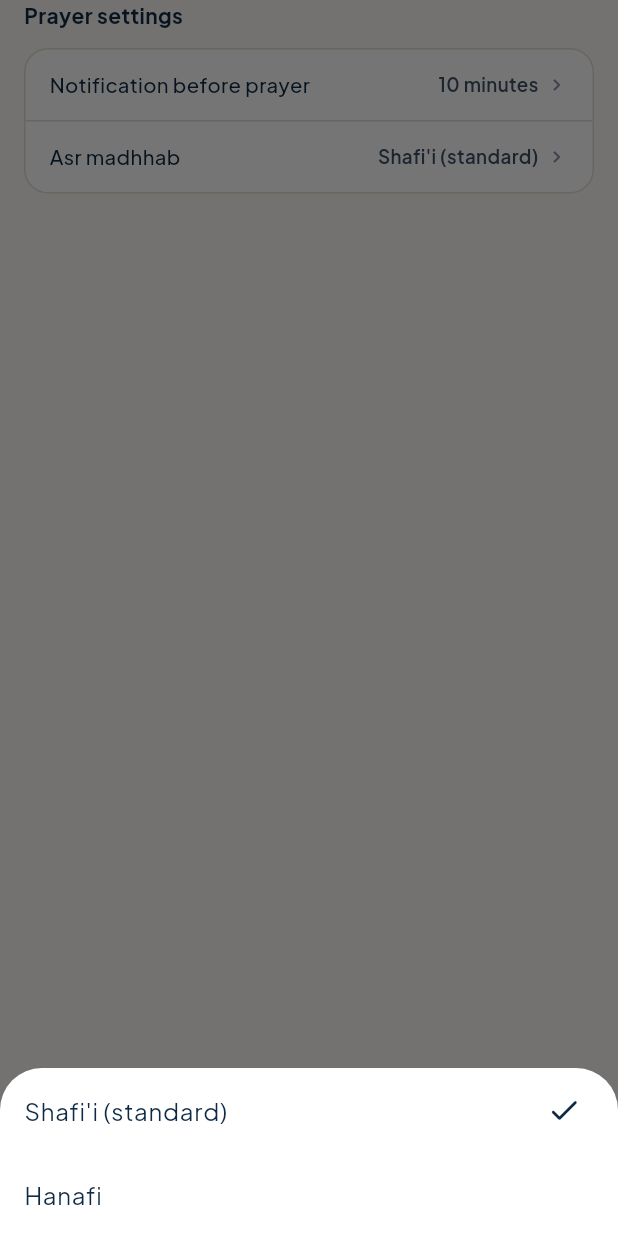
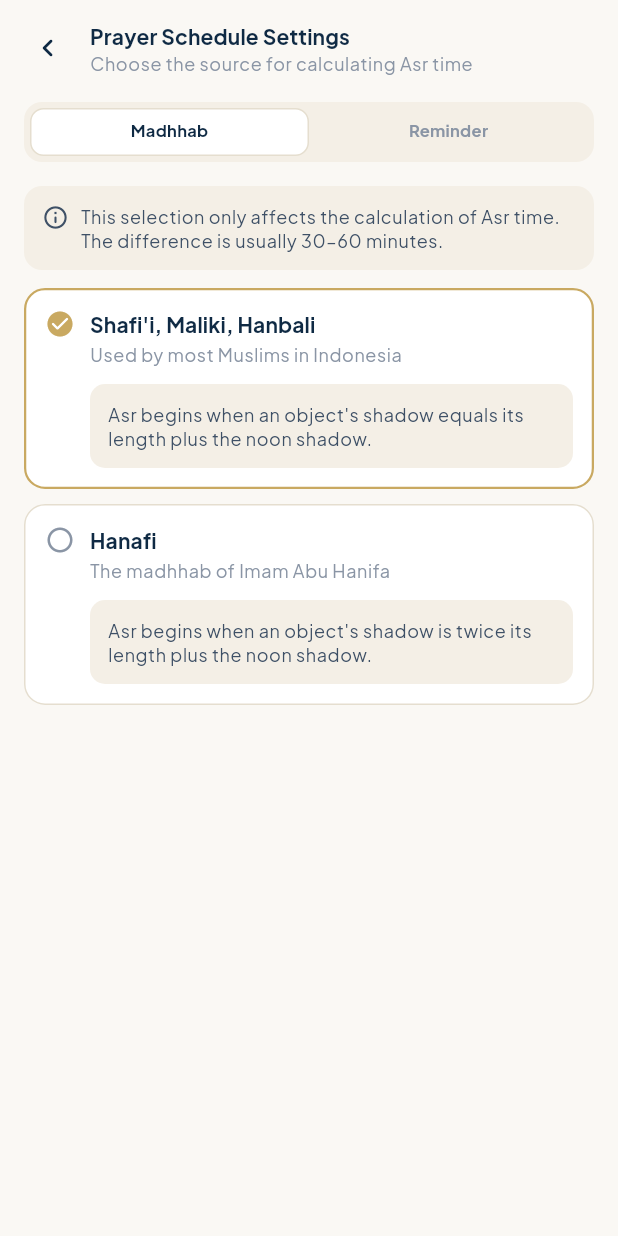
Before and after one commit to ngoprekcode/muslimate, a Flutter app: the PrayerReminderSettings widget shown alone on an empty page, opened directly, after a tap on "Asr madhhab", on a phone screen of 412 x 824 dp. Run offline on Flutter 3.47's test engine with Material 3 defaults, Android fonts, the phone set to English and light mode, and no system bars; our stand-ins replace flutter_compass, flutter_local_notifications, flutter_svg, geocoding, geolocator, google_fonts and 4 more; missing offline and left inert: prayers_times; accounts and stored records are empty; generated files the repository leaves out were written again.

Commit message:
feat: prayer settings screen

```diff
--- /dev/null
+++ b/lib/features/prayer/ui/prayer_settings_screen.dart
@@ -0,0 +1,430 @@
+import 'package:flutter/material.dart';
+import 'package:muslimate/core/app_colors.dart';
+import 'package:muslimate/features/prayer/data/prayer_notification_scheduler.dart';
+import 'package:muslimate/features/prayer/logic/prayer_provider.dart';
+import 'package:muslimate/generated/l10n/app_localizations.dart';
+import 'package:provider/provider.dart';
+
+enum PrayerSettingsTab { madhhab, reminder }
+
+class PrayerSettingsScreen extends StatelessWidget {
+  final PrayerSettingsTab initialTab;
+
+  const PrayerSettingsScreen({super.key, required this.initialTab});
+
+  @override
+  Widget build(BuildContext context) {
+    final c = AppColors.of(context);
+    final l10n = AppLocalizations.of(context)!;
+    final initialIndex = initialTab == PrayerSettingsTab.madhhab ? 0 : 1;
+
+    return DefaultTabController(
+      length: 2,
+      initialIndex: initialIndex,
+      child: Scaffold(
+        backgroundColor: c.bg,
+        body: SafeArea(
+          child: Column(
+            children: [
+              _SettingsHeader(
+                title: l10n.prayerScheduleSettingsTitle,
+                subtitles: [
+                  l10n.prayerMadhhabSettingsSubtitle,
+                  l10n.prayerReminderSettingsSubtitle,
+                ],
+              ),
+              Padding(
+                padding: const EdgeInsets.fromLTRB(16, 4, 16, 12),
+                child: Container(
+                  height: 40,
+                  padding: const EdgeInsets.all(4),
+                  decoration: BoxDecoration(
+                    color: c.surfaceAlt,
+                    borderRadius: BorderRadius.circular(12),
+                  ),
+                  child: TabBar(
+                    dividerColor: Colors.transparent,
+                    indicatorSize: TabBarIndicatorSize.tab,
+                    labelColor: c.ink,
+                    unselectedLabelColor: c.inkMuted,
+                    labelStyle: Theme.of(context).textTheme.labelMedium
+                        ?.copyWith(fontWeight: FontWeight.w700),
+                    indicator: BoxDecoration(
+                      color: c.surface,
+                      borderRadius: BorderRadius.circular(9),
+                      border: Border.all(color: c.hairline),
+                    ),
+                    tabs: [
+                      Tab(text: l10n.prayerMadhhabTab),
+                      Tab(text: l10n.prayerReminderTab),
+                    ],
+                  ),
+                ),
+              ),
+              const Expanded(
+                child: TabBarView(children: [_MadhhabTab(), _ReminderTab()]),
+              ),
+            ],
+          ),
+        ),
+      ),
+    );
+  }
+}
+
+class _SettingsHeader extends StatefulWidget {
+  final String title;
+  final List<String> subtitles;
+
+  const _SettingsHeader({required this.title, required this.subtitles});
+
+  @override
+  State<_SettingsHeader> createState() => _SettingsHeaderState();
+}
+
+class _SettingsHeaderState extends State<_SettingsHeader> {
+  TabController? _controller;
+
+  @override
+  void didChangeDependencies() {
+    super.didChangeDependencies();
+    final controller = DefaultTabController.of(context);
+    if (_controller == controller) return;
+    _controller?.removeListener(_refresh);
+    _controller = controller..addListener(_refresh);
+  }
+
+  void _refresh() {
+    if (mounted) setState(() {});
+  }
+
+  @override
+  void dispose() {
+    _controller?.removeListener(_refresh);
+    super.dispose();
+  }
+
+  @override
+  Widget build(BuildContext context) {
+    final c = AppColors.of(context);
+    final index = _controller?.index ?? 0;
+    return Padding(
+      padding: const EdgeInsets.fromLTRB(8, 8, 16, 8),
+      child: Row(
+        children: [
+          IconButton(
+            onPressed: () => Navigator.pop(context),
+            icon: const Icon(Icons.chevron_left_rounded),
+            color: c.ink,
+            tooltip: MaterialLocalizations.of(context).backButtonTooltip,
+          ),
+          const SizedBox(width: 4),
+          Expanded(
+            child: Column(
+              crossAxisAlignment: CrossAxisAlignment.start,
+              children: [
+                Text(
+                  widget.title,
+                  style: Theme.of(context).textTheme.titleSmall?.copyWith(
+                    fontWeight: FontWeight.w700,
+                    color: c.ink,
+                  ),
+                ),
+                Text(
+                  widget.subtitles[index],
+                  style: Theme.of(
+                    context,
+                  ).textTheme.bodySmall?.copyWith(color: c.inkMuted),
+                ),
+              ],
+            ),
+          ),
+        ],
+      ),
+    );
+  }
+}
+
+class _MadhhabTab extends StatelessWidget {
+  const _MadhhabTab();
+
+  @override
+  Widget build(BuildContext context) {
+    final l10n = AppLocalizations.of(context)!;
+    final provider = context.watch<PrayerProvider>();
+    return ListView(
+      padding: const EdgeInsets.fromLTRB(16, 4, 16, 24),
+      children: [
+        _InfoBanner(text: l10n.prayerMadhhabInfo),
+        const SizedBox(height: 12),
+        _SelectionCard(
+          selected: provider.asrMadhhab == AsrMadhhab.shafi,
+          title: l10n.prayerMadhhabShafiTitle,
+          subtitle: l10n.prayerMadhhabShafiDescription,
+          detail: l10n.prayerMadhhabShafiRule,
+          onTap: () => provider.setAsrMadhhab(AsrMadhhab.shafi),
+        ),
+        const SizedBox(height: 10),
+        _SelectionCard(
+          selected: provider.asrMadhhab == AsrMadhhab.hanafi,
+          title: l10n.prayerMadhhabHanafi,
+          subtitle: l10n.prayerMadhhabHanafiDescription,
+          detail: l10n.prayerMadhhabHanafiRule,
+          onTap: () => provider.setAsrMadhhab(AsrMadhhab.hanafi),
+        ),
+      ],
+    );
+  }
+}
+
+class _ReminderTab extends StatelessWidget {
+  const _ReminderTab();
+
+  @override
+  Widget build(BuildContext context) {
+    final l10n = AppLocalizations.of(context)!;
+    final provider = context.watch<PrayerProvider>();
+    final reminderTypes = <(PrayerReminderType, String)>[
+      (PrayerReminderType.tahajjud, l10n.prayerNameTahajjud),
+      (PrayerReminderType.fajr, l10n.prayerNameFajr),
+      (PrayerReminderType.sunrise, l10n.prayerNameSunrise),
+      (PrayerReminderType.dhuhr, l10n.prayerNameDhuhr),
+      (PrayerReminderType.asr, l10n.prayerNameAsr),
+      (PrayerReminderType.maghrib, l10n.prayerNameMaghrib),
+      (PrayerReminderType.isha, l10n.prayerNameIsha),
+    ];
+
+    return ListView(
+      padding: const EdgeInsets.fromLTRB(16, 4, 16, 24),
+      children: [
+        _SectionLabel(l10n.prayerGlobalReminder),
+        const SizedBox(height: 8),
+        _SettingsCard(
+          children: [
+            for (final minutes in const [0, 5, 10, 15, 30])
+              ListTile(
+                dense: true,
+                contentPadding: const EdgeInsets.symmetric(horizontal: 12),
+                leading: Icon(
+                  provider.reminderMinutes == minutes
+                      ? Icons.radio_button_checked_rounded
+                      : Icons.radio_button_unchecked_rounded,
+                ),
+                title: Text(
+                  minutes == 0
+                      ? l10n.prayerReminderExactTime
+                      : l10n.prayerMinutes(minutes),
+                ),
+                trailing: minutes == 10
+                    ? _RecommendedBadge(l10n.prayerRecommended)
+                    : null,
+                onTap: () => provider.setReminderMinutes(minutes),
+              ),
+          ],
+        ),
+        const SizedBox(height: 16),
+        _SectionLabel(l10n.prayerPerPrayerTime),
+        const SizedBox(height: 8),
+        _SettingsCard(
+          children: [
+            for (final item in reminderTypes)
+              SwitchListTile.adaptive(
+                value: provider.isReminderEnabled(item.$1),
+                contentPadding: const EdgeInsets.symmetric(horizontal: 12),
+                dense: true,
+                title: Text(item.$2),
+                onChanged: (_) => provider.toggleReminder(item.$1),
+              ),
+          ],
+        ),
+      ],
+    );
+  }
+}
+
+class _InfoBanner extends StatelessWidget {
+  final String text;
+  const _InfoBanner({required this.text});
+
+  @override
+  Widget build(BuildContext context) {
+    final c = AppColors.of(context);
+    return Container(
+      padding: const EdgeInsets.all(12),
+      decoration: BoxDecoration(
+        color: c.surfaceAlt,
+        borderRadius: BorderRadius.circular(12),
+      ),
+      child: Row(
+        crossAxisAlignment: CrossAxisAlignment.start,
+        children: [
+          Icon(Icons.info_outline_rounded, size: 18, color: c.inkSoft),
+          const SizedBox(width: 8),
+          Expanded(
+            child: Text(
+              text,
+              style: Theme.of(
+                context,
+              ).textTheme.bodySmall?.copyWith(color: c.inkSoft),
+            ),
+          ),
+        ],
+      ),
+    );
+  }
+}
+
+class _SelectionCard extends StatelessWidget {
+  final bool selected;
+  final String title;
+  final String subtitle;
+  final String detail;
+  final VoidCallback onTap;
+
+  const _SelectionCard({
+    required this.selected,
+    required this.title,
+    required this.subtitle,
+    required this.detail,
+    required this.onTap,
+  });
+
+  @override
+  Widget build(BuildContext context) {
+    final c = AppColors.of(context);
+    return Material(
+      color: c.surface,
+      shape: RoundedRectangleBorder(
+        borderRadius: BorderRadius.circular(14),
+        side: BorderSide(
+          color: selected ? c.gold : c.hairline,
+          width: selected ? 1.5 : 1,
+        ),
+      ),
+      child: InkWell(
+        onTap: onTap,
+        borderRadius: BorderRadius.circular(14),
+        child: Padding(
+          padding: const EdgeInsets.all(14),
+          child: Row(
+            crossAxisAlignment: CrossAxisAlignment.start,
+            children: [
+              Icon(
+                selected
+                    ? Icons.check_circle_rounded
+                    : Icons.radio_button_unchecked_rounded,
+                color: selected ? c.gold : c.inkMuted,
+                size: 20,
+              ),
+              const SizedBox(width: 10),
+              Expanded(
+                child: Column(
+                  crossAxisAlignment: CrossAxisAlignment.start,
+                  children: [
+                    Text(
+                      title,
+                      style: Theme.of(context).textTheme.titleSmall?.copyWith(
+                        color: c.ink,
+                        fontWeight: FontWeight.w700,
+                      ),
+                    ),
+                    const SizedBox(height: 2),
+                    Text(
+                      subtitle,
+                      style: Theme.of(
+                        context,
+                      ).textTheme.bodySmall?.copyWith(color: c.inkMuted),
+                    ),
+                    const SizedBox(height: 12),
+                    Container(
+                      width: double.infinity,
+                      padding: const EdgeInsets.all(12),
+                      decoration: BoxDecoration(
+                        color: c.surfaceAlt,
+                        borderRadius: BorderRadius.circular(10),
+                      ),
+                      child: Text(
+                        detail,
+                        style: Theme.of(
+                          context,
+                        ).textTheme.bodySmall?.copyWith(color: c.inkSoft),
+                      ),
+                    ),
+                  ],
+                ),
+              ),
+            ],
+          ),
+        ),
+      ),
+    );
+  }
+}
+
+class _SettingsCard extends StatelessWidget {
+  final List<Widget> children;
+  const _SettingsCard({required this.children});
+
+  @override
+  Widget build(BuildContext context) {
+    final c = AppColors.of(context);
+    return Container(
+      clipBehavior: Clip.antiAlias,
+      decoration: BoxDecoration(
+        color: c.surface,
+        borderRadius: BorderRadius.circular(14),
+        border: Border.all(color: c.hairline),
+      ),
+      child: Column(
+        children: [
+          for (var i = 0; i < children.length; i++) ...[
+            children[i],
+            if (i < children.length - 1)
+              Divider(height: 1, indent: 12, endIndent: 12, color: c.hairline),
+          ],
+        ],
+      ),
+    );
+  }
+}
+
+class _SectionLabel extends StatelessWidget {
+  final String text;
+  const _SectionLabel(this.text);
+
+  @override
+  Widget build(BuildContext context) {
+    final c = AppColors.of(context);
+    return Text(
+      text,
+      style: Theme.of(context).textTheme.labelLarge?.copyWith(
+        color: c.ink,
+        fontWeight: FontWeight.w700,
+      ),
+    );
+  }
+}
+
+class _RecommendedBadge extends StatelessWidget {
+  final String text;
+  const _RecommendedBadge(this.text);
+
+  @override
+  Widget build(BuildContext context) {
+    final c = AppColors.of(context);
+    return Container(
+      padding: const EdgeInsets.symmetric(horizontal: 8, vertical: 3),
+      decoration: BoxDecoration(
+        color: c.goldSoft,
+        borderRadius: BorderRadius.circular(20),
+      ),
+      child: Text(
+        text,
+        style: Theme.of(context).textTheme.labelSmall?.copyWith(
+          color: c.goldDeep,
+          fontWeight: FontWeight.w600,
+        ),
+      ),
+    );
+  }
+}
--- a/lib/features/prayer/ui/widgets/prayer_reminder_settings.dart
+++ b/lib/features/prayer/ui/widgets/prayer_reminder_settings.dart
@@ -2,6 +2,7 @@ import 'package:flutter/material.dart';
 import 'package:google_fonts/google_fonts.dart';
 import 'package:muslimate/core/app_colors.dart';
 import 'package:muslimate/features/prayer/logic/prayer_provider.dart';
+import 'package:muslimate/features/prayer/ui/prayer_settings_screen.dart';
 import 'package:muslimate/generated/l10n/app_localizations.dart';
 import 'package:muslimate/shared/widgets/widgets.dart';
 import 'package:provider/provider.dart';
@@ -22,14 +23,14 @@ class PrayerReminderSettings extends StatelessWidget {
       (
         label: l10n.prayerReminderBefore,
         value: l10n.prayerMinutes(provider.reminderMinutes),
-        onTap: () => _showReminderOptions(context),
+        onTap: () => _openSettings(context, PrayerSettingsTab.reminder),
       ),
       (
         label: l10n.prayerAsrMadhhab,
         value: provider.asrMadhhab == AsrMadhhab.shafi
             ? l10n.prayerMadhhabShafi
             : l10n.prayerMadhhabHanafi,
-        onTap: () => _showMadhhabOptions(context),
+        onTap: () => _openSettings(context, PrayerSettingsTab.madhhab),
       ),
     ];
 
@@ -99,61 +100,11 @@ class PrayerReminderSettings extends StatelessWidget {
     );
   }
 
-  Future<void> _showReminderOptions(BuildContext context) async {
-    final l10n = AppLocalizations.of(context)!;
-    final provider = context.read<PrayerProvider>();
-    final selected = await showModalBottomSheet<int>(
-      context: context,
-      builder: (sheetContext) => SafeArea(
-        child: Column(
-          mainAxisSize: MainAxisSize.min,
-          children: [
-            for (final minutes in const [5, 10, 15, 30])
-              ListTile(
-                title: Text(l10n.prayerMinutes(minutes)),
-                trailing: provider.reminderMinutes == minutes
-                    ? const Icon(Icons.check_rounded)
-                    : null,
-                onTap: () => Navigator.pop(sheetContext, minutes),
-              ),
-          ],
-        ),
+  void _openSettings(BuildContext context, PrayerSettingsTab tab) {
+    Navigator.of(context).push(
+      MaterialPageRoute<void>(
+        builder: (_) => PrayerSettingsScreen(initialTab: tab),
       ),
     );
-    if (selected != null && context.mounted) {
-      await provider.setReminderMinutes(selected);
-    }
-  }
-
-  Future<void> _showMadhhabOptions(BuildContext context) async {
-    final l10n = AppLocalizations.of(context)!;
-    final provider = context.read<PrayerProvider>();
-    final selected = await showModalBottomSheet<AsrMadhhab>(
-      context: context,
-      builder: (sheetContext) => SafeArea(
-        child: Column(
-          mainAxisSize: MainAxisSize.min,
-          children: [
-            ListTile(
-              title: Text(l10n.prayerMadhhabShafi),
-              trailing: provider.asrMadhhab == AsrMadhhab.shafi
-                  ? const Icon(Icons.check_rounded)
-                  : null,
-              onTap: () => Navigator.pop(sheetContext, AsrMadhhab.shafi),
-            ),
-            ListTile(
-              title: Text(l10n.prayerMadhhabHanafi),
-              trailing: provider.asrMadhhab == AsrMadhhab.hanafi
-                  ? const Icon(Icons.check_rounded)
-                  : null,
-              onTap: () => Navigator.pop(sheetContext, AsrMadhhab.hanafi),
-            ),
-          ],
-        ),
-      ),
-    );
-    if (selected != null && context.mounted) {
-      await provider.setAsrMadhhab(selected);
-    }
   }
 }
--- a/lib/l10n/app_en.arb
+++ b/lib/l10n/app_en.arb
@@ -147,5 +147,20 @@
   "prayerTimeNotificationTitle": "Time for {prayer}",
   "@prayerTimeNotificationTitle": {"placeholders": {"prayer": {"type": "String"}}},
   "prayerTimeNotificationBody": "It is time for the {prayer} prayer.",
-  "@prayerTimeNotificationBody": {"placeholders": {"prayer": {"type": "String"}}}
+  "@prayerTimeNotificationBody": {"placeholders": {"prayer": {"type": "String"}}},
+  "prayerScheduleSettingsTitle": "Prayer Schedule Settings",
+  "prayerMadhhabSettingsSubtitle": "Choose the source for calculating Asr time",
+  "prayerReminderSettingsSubtitle": "Set reminders before prayer times",
+  "prayerMadhhabTab": "Madhhab",
+  "prayerReminderTab": "Reminder",
+  "prayerMadhhabInfo": "This selection only affects the calculation of Asr time. The difference is usually 30–60 minutes.",
+  "prayerMadhhabShafiTitle": "Shafi'i, Maliki, Hanbali",
+  "prayerMadhhabShafiDescription": "Used by most Muslims in Indonesia",
+  "prayerMadhhabShafiRule": "Asr begins when an object's shadow equals its length plus the noon shadow.",
+  "prayerMadhhabHanafiDescription": "The madhhab of Imam Abu Hanifa",
+  "prayerMadhhabHanafiRule": "Asr begins when an object's shadow is twice its length plus the noon shadow.",
+  "prayerGlobalReminder": "Global reminder",
+  "prayerReminderExactTime": "At prayer time",
+  "prayerRecommended": "Recommended",
+  "prayerPerPrayerTime": "By prayer time"
 }
```
Also changed, not shown: lib/l10n/app_id.arb (+16 -1 lines), 1 other file.
